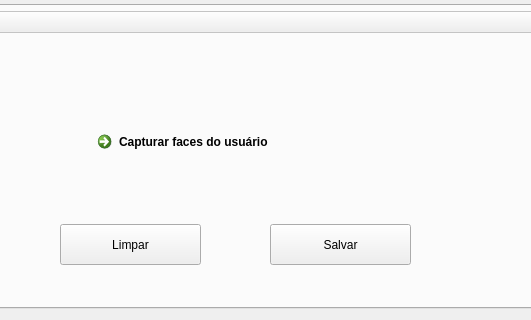
The window that mainwindow.ui (lksalbq/user-control-system) describes before a commit, drawn with Qt 5; both pictures show x 302 to 833 and y 299 to 619 of the 1159 by 703 pixel window.
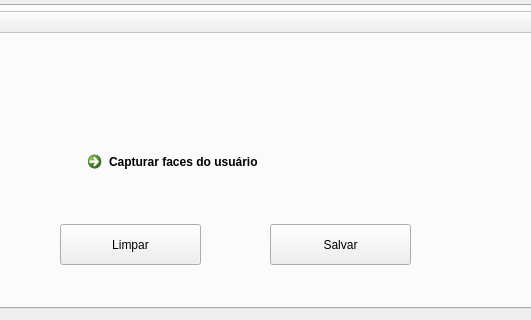
The same window after the commit.

Commit message: saving employee user by gui interface

```diff
--- a/mainwindow.ui
+++ b/mainwindow.ui
@@ -244,8 +244,8 @@
      <widget class="QCommandLinkButton" name="saveFaces">
       <property name="geometry">
        <rect>
-        <x>350</x>
-        <y>370</y>
+        <x>340</x>
+        <y>390</y>
         <width>361</width>
         <height>53</height>
        </rect>
```
Left out of the diff: 20 changed lines with no effect on the pictures. The commit also changes 2 other files.
